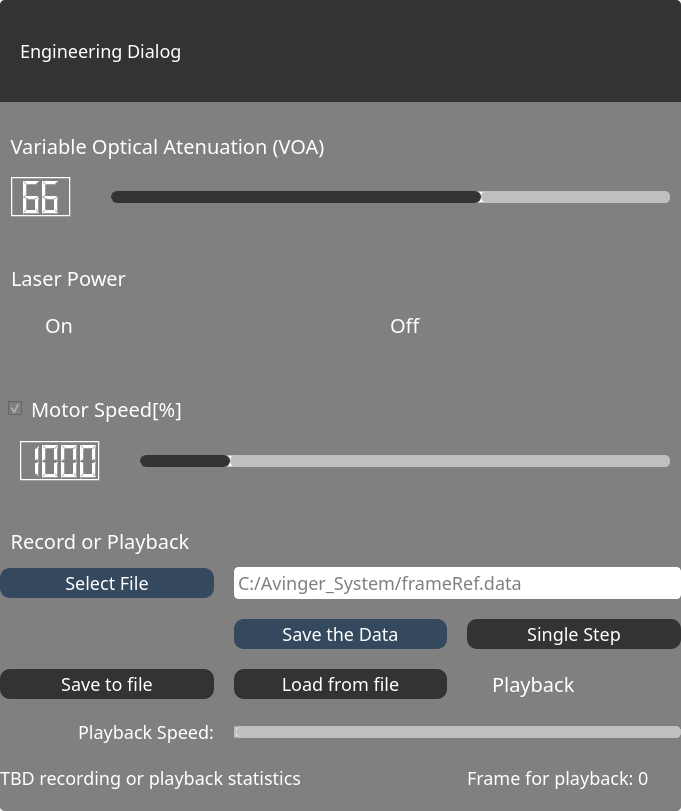
First picture: the form in Console/consoleApp/Frontend/Widgets/engineeringdialog.ui, repository laszlo-avotra-tips/consoleApp, before the edit.
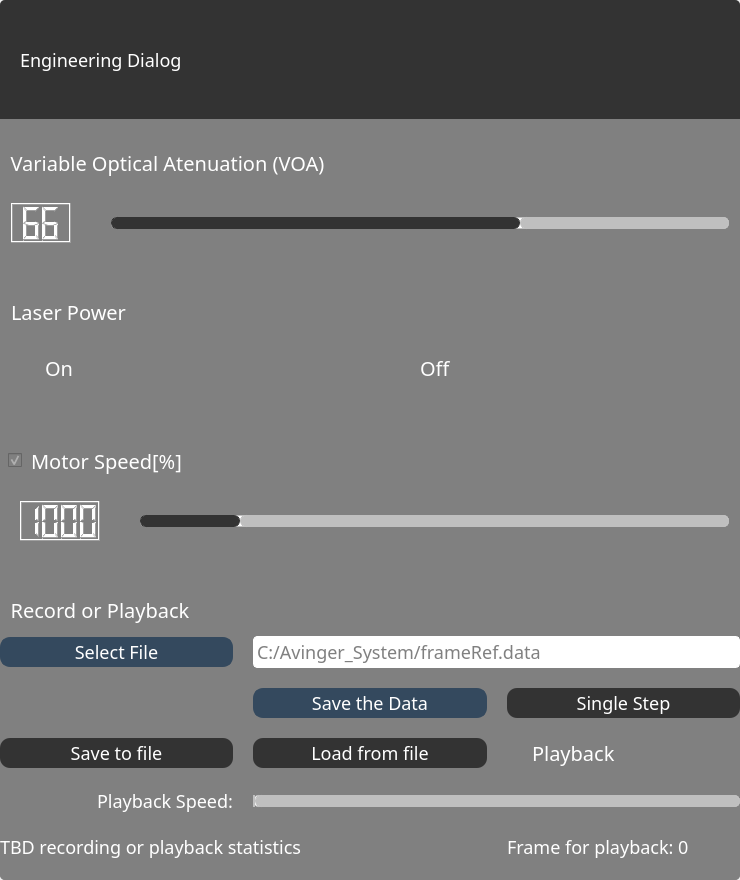
Second picture: the form after the edit. Icons and pictures are not drawn.

Diff of the .ui file:
```diff
--- a/Console/consoleApp/Frontend/Widgets/engineeringdialog.ui
+++ b/Console/consoleApp/Frontend/Widgets/engineeringdialog.ui
@@ -6,20 +6,20 @@
    <rect>
     <x>0</x>
     <y>0</y>
-    <width>681</width>
-    <height>811</height>
+    <width>740</width>
+    <height>880</height>
    </rect>
   </property>
   <property name="minimumSize">
    <size>
-    <width>681</width>
-    <height>811</height>
+    <width>740</width>
+    <height>880</height>
    </size>
   </property>
   <property name="maximumSize">
    <size>
-    <width>681</width>
-    <height>811</height>
+    <width>880</width>
+    <height>880</height>
    </size>
   </property>
   <property name="windowTitle">
```
